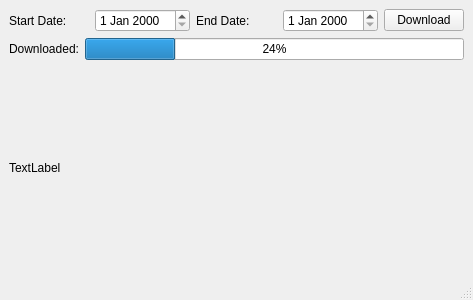
This is src/main-window-gui.ui in sahilgupta/hakija as Qt 5 draws it before an edit. The edited form follows.
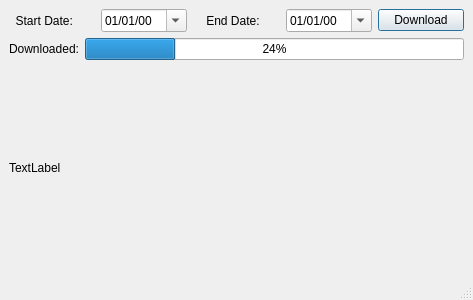
This is the edited form.

Commit message: Basic gui working. Progress bar still lies unused.

```diff
--- a/src/main-window-gui.ui
+++ b/src/main-window-gui.ui
@@ -10,8 +10,20 @@
     <height>300</height>
    </rect>
   </property>
+  <property name="sizePolicy">
+   <sizepolicy hsizetype="Fixed" vsizetype="Fixed">
+    <horstretch>0</horstretch>
+    <verstretch>0</verstretch>
+   </sizepolicy>
+  </property>
   <property name="windowTitle">
-   <string>MainWindow</string>
+   <string>NSE Data Downloader</string>
+  </property>
+  <property name="autoFillBackground">
+   <bool>true</bool>
+  </property>
+  <property name="animated">
+   <bool>true</bool>
   </property>
   <widget class="QWidget" name="centralwidget">
    <layout class="QGridLayout" name="gridLayout">
@@ -24,28 +36,54 @@
           <item>
            <widget class="QLabel" name="startDateLabel">
             <property name="text">
-             <string>Start Date:</string>
+             <string>  Start Date:</string>
             </property>
            </widget>
           </item>
           <item>
-           <widget class="QDateEdit" name="startDate"/>
+           <widget class="QDateTimeEdit" name="startDate">
+            <property name="displayFormat">
+             <string>dd/MM/yy</string>
+            </property>
+            <property name="calendarPopup">
+             <bool>true</bool>
+            </property>
+           </widget>
           </item>
           <item>
            <widget class="QLabel" name="endDateLabel">
             <property name="text">
-             <string>End Date:</string>
+             <string>    End Date:</string>
             </property>
            </widget>
           </item>
           <item>
-           <widget class="QDateEdit" name="endDate"/>
+           <widget class="QDateTimeEdit" name="endDate">
+            <property name="accelerated">
+             <bool>false</bool>
+            </property>
+            <property name="displayFormat">
+             <string>dd/MM/yy</string>
+            </property>
+            <property name="calendarPopup">
+             <bool>true</bool>
+            </property>
+           </widget>
           </item>
           <item>
            <widget class="QPushButton" name="downloadButton">
+            <property name="enabled">
+             <bool>true</bool>
+            </property>
             <property name="text">
              <string>Download</string>
             </property>
+            <property name="autoDefault">
+             <bool>true</bool>
+            </property>
+            <property name="default">
+             <bool>true</bool>
+            </property>
            </widget>
           </item>
          </layout>
```
Left out of the diff: 122 changed lines with no effect on the pictures. The commit also changes 2 other files.
